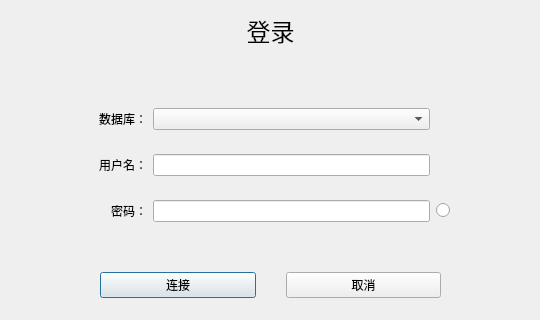
Old version of the form logindialog.ui in the repository Varlike0013/OracleQtMES.
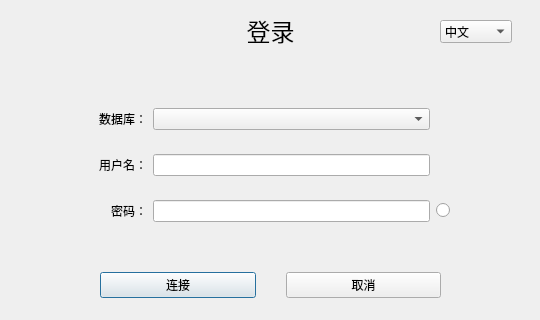
New version of the form.

```diff
--- a/logindialog.ui
+++ b/logindialog.ui
@@ -149,6 +149,26 @@
     </item>
    </layout>
   </widget>
+  <widget class="QComboBox" name="comboLanguage">
+   <property name="geometry">
+    <rect>
+     <x>440</x>
+     <y>20</y>
+     <width>72</width>
+     <height>23</height>
+    </rect>
+   </property>
+   <item>
+    <property name="text">
+     <string>中文</string>
+    </property>
+   </item>
+   <item>
+    <property name="text">
+     <string>English</string>
+    </property>
+   </item>
+  </widget>
  </widget>
  <resources/>
  <connections/>
```
Left out of the diff: 5 changed lines with no effect on the pictures.
